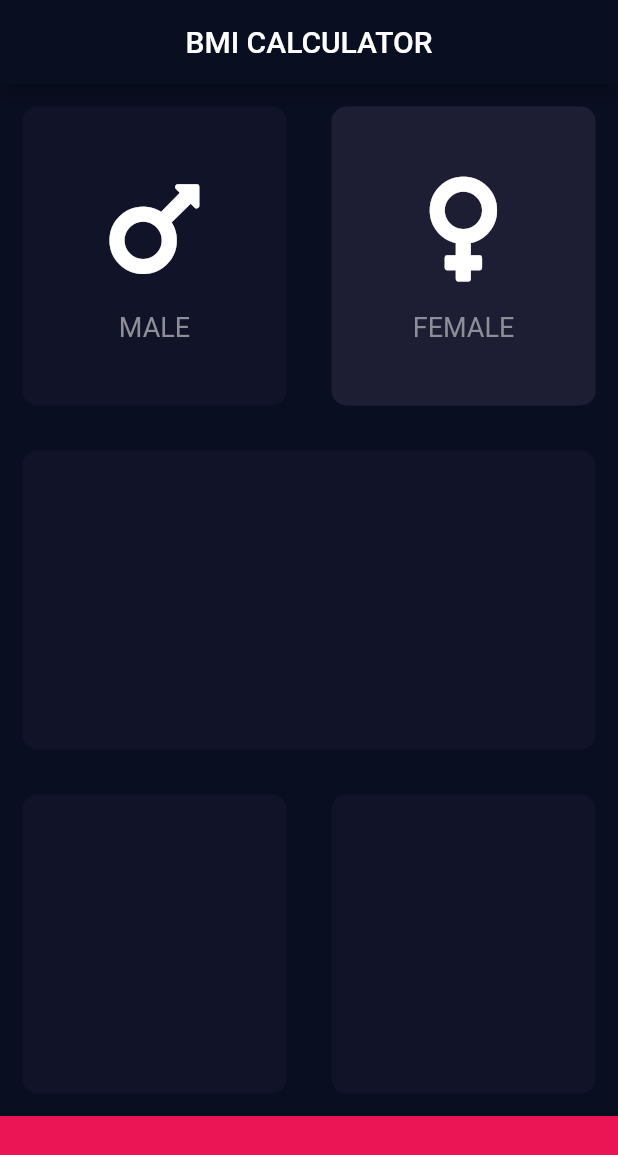
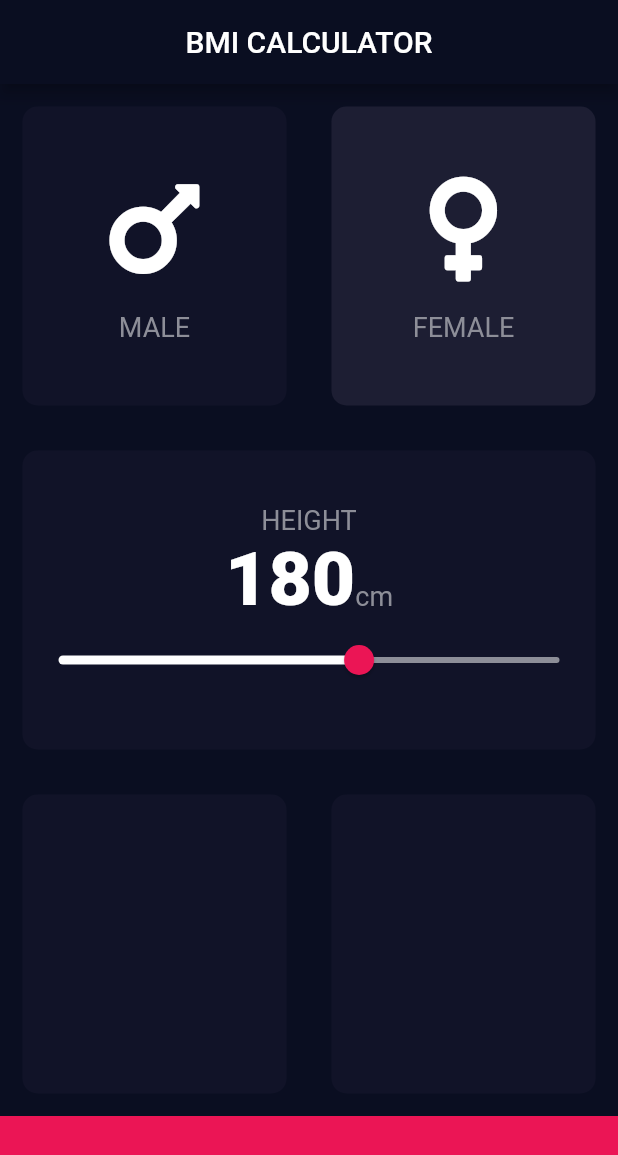
Before and after one commit to mishrakeshav/Flutter-App-Development, a Flutter app: the screen it shows after launch, after a tap on "FEMALE", on a phone screen of 412 x 824 dp. Shown: the top 1155 px of the screen. Run offline on Flutter 3.47's test engine with Material 2 defaults, Android fonts, the phone set to English and light mode, and no system bars; our stand-ins replace font_awesome_flutter.

Commit message:
update bmi calculator

```diff
--- /dev/null
+++ b/bmi-calculator-flutter/lib/constants.dart
@@ -0,0 +1,16 @@
+import 'package:flutter/material.dart';
+
+const kbottonContainerHeight = 80.0;
+const kactiveCardColor = Color(0xFF1D1E33);
+const kinactiveCardColor = Color(0xFF111328);
+const kbottonCardContainerColor = Color(0xFFEB1555);
+
+const klabelTextStyle = TextStyle(
+  fontSize: 18.0,
+  color: Color(0xFF8D8E98),
+);
+
+const kNumberTextStyle = TextStyle(
+  fontSize: 50.0,
+  fontWeight: FontWeight.w900,
+);
--- a/bmi-calculator-flutter/lib/icon_content.dart
+++ b/bmi-calculator-flutter/lib/icon_content.dart
@@ -1,4 +1,5 @@
 import 'package:flutter/material.dart';
+import 'constants.dart';
 
 class IconContent extends StatelessWidget {
   IconContent({this.icon, this.label});
@@ -19,10 +20,7 @@ class IconContent extends StatelessWidget {
         ),
         Text(
           label,
-          style: TextStyle(
-            fontSize: 18.0,
-            color: Color(0xFF8D8E98),
-          ),
+          style: klabelTextStyle,
         ),
       ],
     );
--- a/bmi-calculator-flutter/lib/input_page.dart
+++ b/bmi-calculator-flutter/lib/input_page.dart
@@ -2,11 +2,9 @@ import 'package:flutter/material.dart';
 import 'package:font_awesome_flutter/font_awesome_flutter.dart';
 import 'icon_content.dart';
 import 'reuseable_card.dart';
+import 'constants.dart';
 
-const bottonContainerHeight = 80.0;
-const activeCardColor = Color(0xFF1D1E33);
-const inactiveCardColor = Color(0xFF111328);
-const bottonCardContainerColor = Color(0xFFEB1555);
+enum Gender { male, female }
 
 class InputPage extends StatefulWidget {
   @override
@@ -14,29 +12,8 @@ class InputPage extends StatefulWidget {
 }
 
 class _InputPageState extends State<InputPage> {
-  Color maleCardColor = inactiveCardColor;
-  Color femaleCardColor = inactiveCardColor;
-
-  void updateColor(int gender) {
-    setState(() {
-      if (gender == 1) {
-        if (maleCardColor == inactiveCardColor) {
-          maleCardColor = activeCardColor;
-          femaleCardColor = inactiveCardColor;
-        } else {
-          maleCardColor = inactiveCardColor;
-        }
-      } else if (gender == 2) {
-        if (femaleCardColor == inactiveCardColor) {
-          femaleCardColor = activeCardColor;
-          maleCardColor = inactiveCardColor;
-        } else {
-          femaleCardColor = inactiveCardColor;
-        }
-      }
-    });
-  }
-
+  Gender selectedGender;
+  int height = 180;
   @override
   Widget build(BuildContext context) {
     return Scaffold(
@@ -46,35 +23,40 @@ class _InputPageState extends State<InputPage> {
         ),
       ),
       body: Column(
+        crossAxisAlignment: CrossAxisAlignment.stretch,
         children: [
           Expanded(
             child: Row(
               children: [
                 Expanded(
-                  child: GestureDetector(
-                    onTap: () {
-                      updateColor(1);
+                  child: ReuseableCard(
+                    onPress: () {
+                      setState(() {
+                        selectedGender = Gender.male;
+                      });
                     },
-                    child: ReuseableCard(
-                      colour: maleCardColor,
+                    colour: selectedGender == Gender.male
+                        ? kactiveCardColor
+                        : kinactiveCardColor,
                     cardChild: IconContent(
                       icon: FontAwesomeIcons.mars,
                       label: 'MALE',
                     ),
                   ),
                 ),
-                ),
                 Expanded(
-                  child: GestureDetector(
-                    onTap: () {
-                      updateColor(2);
+                  child: ReuseableCard(
+                    onPress: () {
+                      setState(() {
+                        selectedGender = Gender.female;
+                      });
                     },
-                    child: ReuseableCard(
-                      colour: femaleCardColor,
+                    colour: selectedGender == Gender.female
+                        ? kactiveCardColor
+                        : kinactiveCardColor,
                     cardChild: IconContent(
                       icon: FontAwesomeIcons.venus,
                       label: 'FEMALE',
-                      ),
                     ),
                   ),
                 ),
@@ -83,7 +65,49 @@ class _InputPageState extends State<InputPage> {
           ),
           Expanded(
             child: ReuseableCard(
-              colour: inactiveCardColor,
+              colour: kinactiveCardColor,
+              cardChild: Column(
+                mainAxisAlignment: MainAxisAlignment.center,
+                children: [
+                  Text(
+                    'HEIGHT',
+                    style: klabelTextStyle,
+                  ),
+                  Row(
+                    mainAxisAlignment: MainAxisAlignment.center,
+                    crossAxisAlignment: CrossAxisAlignment.baseline,
+                    textBaseline: TextBaseline.alphabetic,
+                    children: [
+                      Text(
+                        height.toString(),
+                        style: kNumberTextStyle,
+                      ),
+                      Text(
+                        'cm',
+                        style: klabelTextStyle,
+                      )
+                    ],
+                  ),
+                  SliderTheme(
+                    data: SliderTheme.of(context).copyWith(
+                      activeTrackColor: Colors.white,
+                      inactiveTrackColor: Color(0xFF8D8E98),
+                      thumbColor: Color(0xFFEB1555),
+                      overlayColor: Color(0x29EB1555),
+                    ),
+                    child: Slider(
+                      value: height.toDouble(),
+                      min: 120.0,
+                      max: 220.0,
+                      onChanged: (double newValue) {
+                        setState(() {
+                          height = newValue.round();
+                        });
+                      },
+                    ),
+                  ),
+                ],
+              ),
             ),
           ),
           Expanded(
@@ -91,20 +115,20 @@ class _InputPageState extends State<InputPage> {
               children: [
                 Expanded(
                   child: ReuseableCard(
-                    colour: inactiveCardColor,
+                    colour: kinactiveCardColor,
                   ),
                 ),
                 Expanded(
                   child: ReuseableCard(
-                    colour: inactiveCardColor,
+                    colour: kinactiveCardColor,
                   ),
                 ),
               ],
             ),
           ),
           Container(
-            color: bottonCardContainerColor,
-            height: bottonContainerHeight,
+            color: kbottonCardContainerColor,
+            height: kbottonContainerHeight,
             width: double.infinity,
           ),
         ],
--- a/bmi-calculator-flutter/lib/reuseable_card.dart
+++ b/bmi-calculator-flutter/lib/reuseable_card.dart
@@ -1,19 +1,23 @@
 import 'package:flutter/material.dart';
 
 class ReuseableCard extends StatelessWidget {
-  ReuseableCard({@required this.colour, this.cardChild});
+  ReuseableCard({@required this.colour, this.cardChild, this.onPress});
 
   final Color colour;
   final Widget cardChild;
+  final Function onPress;
 
   @override
   Widget build(BuildContext context) {
-    return Container(
-      child: cardChild,
-      margin: EdgeInsets.all(15.0),
-      decoration: BoxDecoration(
-        color: colour,
-        borderRadius: BorderRadius.circular(10.0),
+    return GestureDetector(
+      onTap: onPress,
+      child: Container(
+        child: cardChild,
+        margin: EdgeInsets.all(15.0),
+        decoration: BoxDecoration(
+          color: colour,
+          borderRadius: BorderRadius.circular(10.0),
+        ),
       ),
     );
   }
```
Lines whose indentation alone changed are shown as unchanged.
